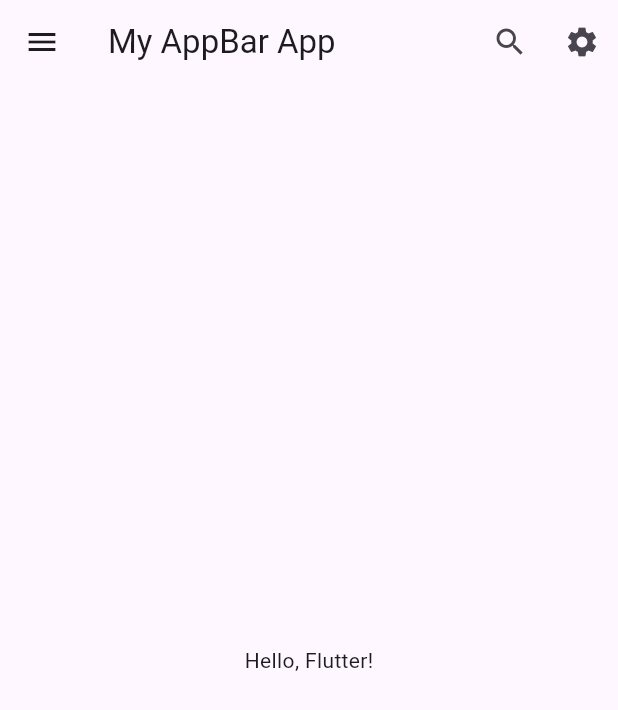
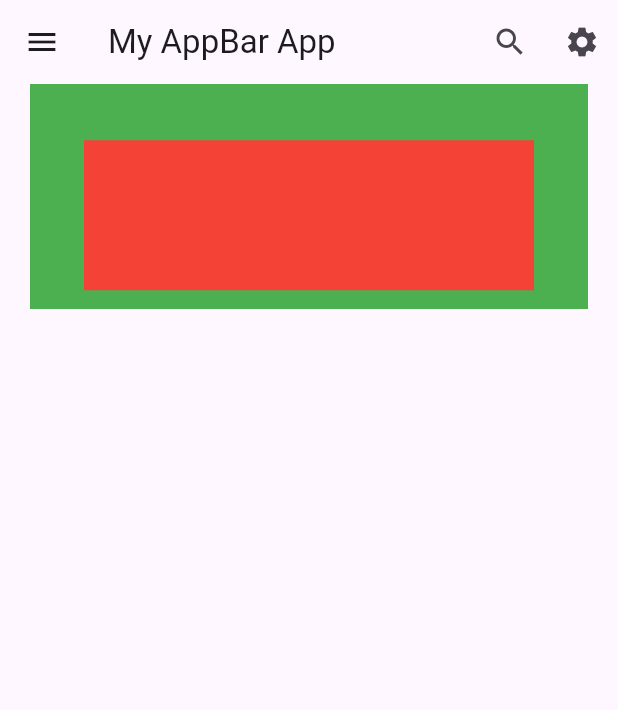
Before and after one commit to eimanlikeitsmagnetic-cyber/my_appbar_app, a Flutter app: the screen it shows after launch, on a phone screen of 412 x 824 dp. Shown: the top 710 px of the screen. Run offline on Flutter 3.47's test engine with Material 3 defaults, Android fonts, the phone set to English and light mode, and no system bars.

```diff
--- a/lib/main.dart
+++ b/lib/main.dart
@@ -1,4 +1,5 @@
 import 'package:flutter/material.dart';
+
 
 void main() {
   runApp(const MyApp());
@@ -15,28 +16,35 @@ class MyApp extends StatelessWidget {
         appBar: AppBar(
           leading: IconButton(
             icon: const Icon(Icons.menu),
-            onPressed: () {
-              // you can add functionality here later
-            },
+            onPressed: () {},
           ),
           title: const Text('My AppBar App'),
           actions: [
             IconButton(
               icon: const Icon(Icons.search),
-              onPressed: () {
-                // search action
-              },
+              onPressed: () {},
             ),
             IconButton(
               icon: const Icon(Icons.settings),
-              onPressed: () {
-                // settings action
-              },
+              onPressed: () {},
             ),
           ],
         ),
-        body: const Center(
-          child: Text('Hello, Flutter!'),
+
+        body: Container(
+          width: double.infinity,              // full width
+          height: 150,                         // height 150
+          margin: const EdgeInsets.symmetric(horizontal: 20), // 20 horizontal margin
+          padding: const EdgeInsets.only(top: 25),            // 25 top padding
+          color: Colors.green,                 // green color
+
+          child: Center(
+            child: Container(
+              width: 300,                      // child width 300
+              height: 100,                     // child height 100
+              color: Colors.red,               // red color
+            ),
+          ),
         ),
       ),
     );
```
